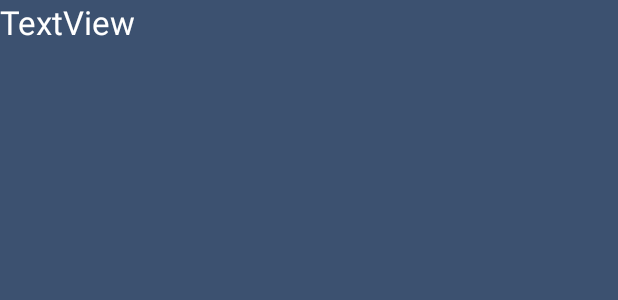
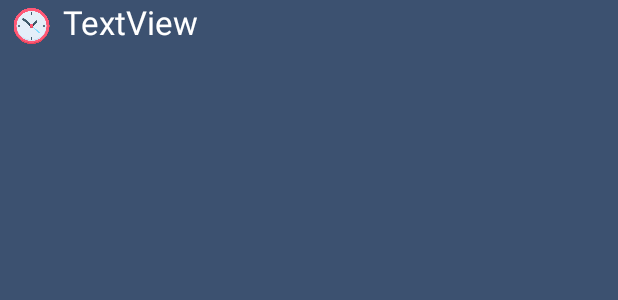
Before and after one commit to r-aurejac/Demineur_Aurejac_Montoya, an Android app: the layout activity_game.xml on its own in the app's theme, with its tools: preview values and no code run, on a phone screen of 412 x 824 dp. Shown: the top 300 px of the screen. Run offline under Robolectric (Android 15) with nearby library versions, the phone set to English and light mode, and no system bars.

Commit message:
ajout de l'icône horloge

```diff
--- a/app/src/main/res/layout/activity_game.xml
+++ b/app/src/main/res/layout/activity_game.xml
@@ -9,11 +9,28 @@
     tools:context=".ScoreActivity">
 
 
-    <TextView
-        android:id="@+id/timer_tv"
-        style="@style/Minesweeper"
-        android:layout_width="wrap_content"
+    <LinearLayout
+        android:layout_width="match_parent"
         android:layout_height="wrap_content"
-        android:text="TextView" />
+        android:orientation="horizontal">
+
+        <ImageView
+            android:id="@+id/imageView"
+            android:layout_width="217dp"
+            android:layout_height="match_parent"
+            android:layout_weight="0.05"
+            android:paddingLeft="5dp"
+            android:paddingTop="5dp"
+            app:srcCompat="@drawable/clock" />
+
+        <TextView
+            android:id="@+id/timer_tv"
+            style="@style/Minesweeper"
+            android:layout_width="match_parent"
+            android:layout_height="wrap_content"
+            android:layout_weight="0.01"
+            android:paddingLeft="5dp"
+            android:text="TextView" />
+    </LinearLayout>
 
 </RelativeLayout>
```
Also changed, not shown: app/src/main/res/drawable/clock.png (added).
